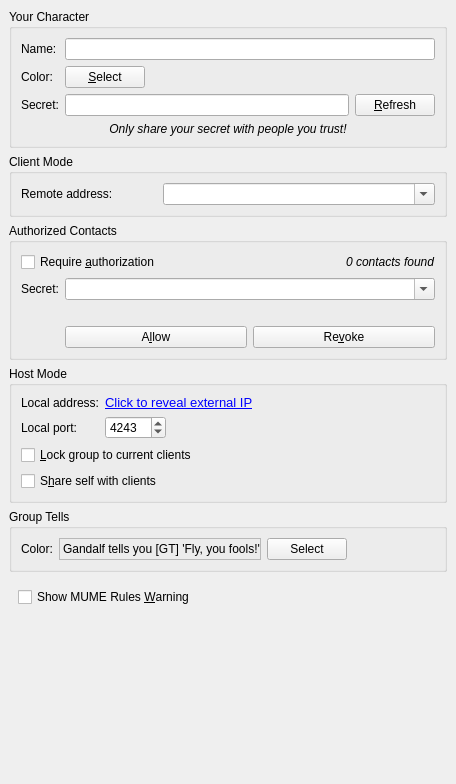
This is src/preferences/groupmanagerpage.ui in MUME/MMapper as Qt 5 draws it before an edit. The edited form follows.
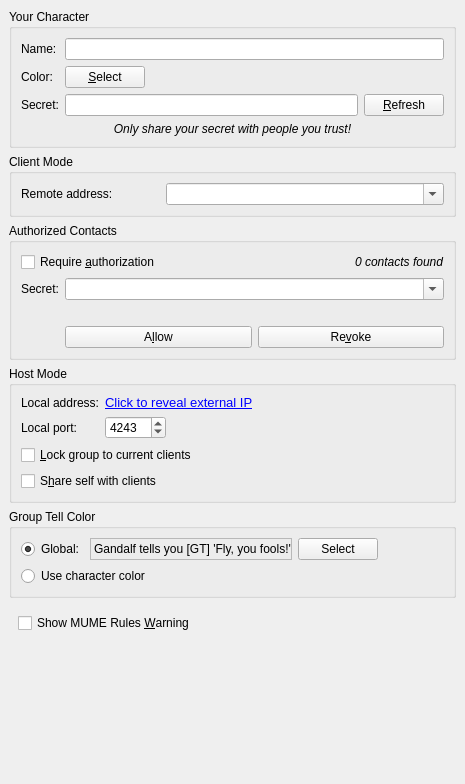
This is the edited form.

Commit message: Support character colors in group tells using ANSI 256

Patch:
```diff
--- a/src/preferences/groupmanagerpage.ui
+++ b/src/preferences/groupmanagerpage.ui
@@ -6,7 +6,7 @@
    <rect>
     <x>0</x>
     <y>0</y>
-    <width>456</width>
+    <width>465</width>
     <height>784</height>
    </rect>
   </property>
@@ -441,20 +441,27 @@
    <item>
     <widget class="QGroupBox" name="groupBox">
      <property name="title">
-      <string>Group Tells</string>
+      <string>Group Tell Color</string>
      </property>
-     <layout class="QHBoxLayout" name="horizontalLayout_3">
-      <item>
-       <widget class="QLabel" name="label_11">
+     <layout class="QGridLayout" name="gridLayout">
+      <item row="1" column="3">
+       <widget class="QPushButton" name="groupTellColorPushButton">
         <property name="text">
-         <string>Color:</string>
+         <string>Select</string>
         </property>
-        <property name="buddy">
-         <cstring>groupTellColorPushButton</cstring>
+       </widget>
+      </item>
+      <item row="1" column="1">
+       <widget class="QRadioButton" name="groupTellColorGlobalRadioButton">
+        <property name="text">
+         <string>Global:</string>
         </property>
+        <property name="checked">
+         <bool>true</bool>
+        </property>
        </widget>
       </item>
-      <item>
+      <item row="1" column="2">
        <widget class="QLabel" name="groupTellColorLabel">
         <property name="frameShape">
          <enum>QFrame::StyledPanel</enum>
@@ -476,14 +483,7 @@
         </property>
        </widget>
       </item>
-      <item>
-       <widget class="QPushButton" name="groupTellColorPushButton">
-        <property name="text">
-         <string>Select</string>
-        </property>
-       </widget>
-      </item>
-      <item>
+      <item row="1" column="4">
        <spacer name="horizontalSpacer_2">
         <property name="orientation">
          <enum>Qt::Horizontal</enum>
@@ -496,6 +496,16 @@
         </property>
        </spacer>
       </item>
+      <item row="2" column="1" colspan="3">
+       <widget class="QRadioButton" name="groupTellColorAnsi256RadioButton">
+        <property name="toolTip">
+         <string>Map character color to cloest 8bit ANSI 256 color</string>
+        </property>
+        <property name="text">
+         <string>Use character color</string>
+        </property>
+       </widget>
+      </item>
      </layout>
     </widget>
    </item>
```
Left out of the diff: 2 changed lines with no effect on the pictures. The commit also changes 8 other files.
